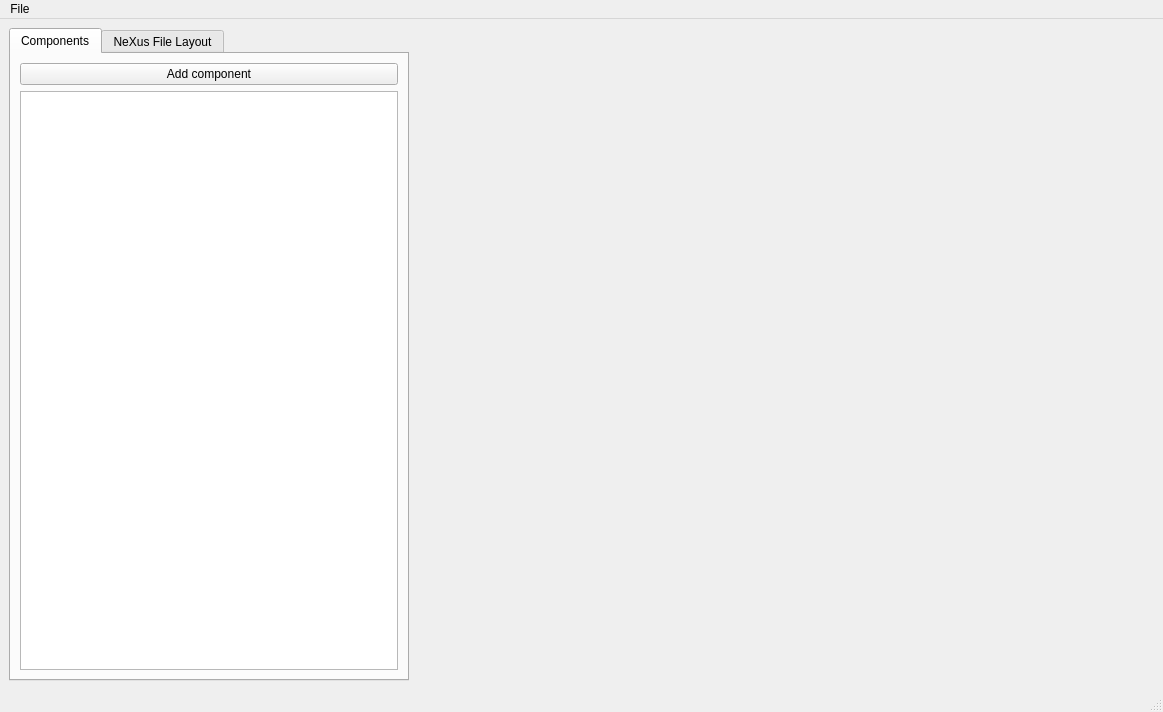
Above: ui/mainwindow.ui from ess-dmsc/nexus-constructor before the change. Below: the same form after it.
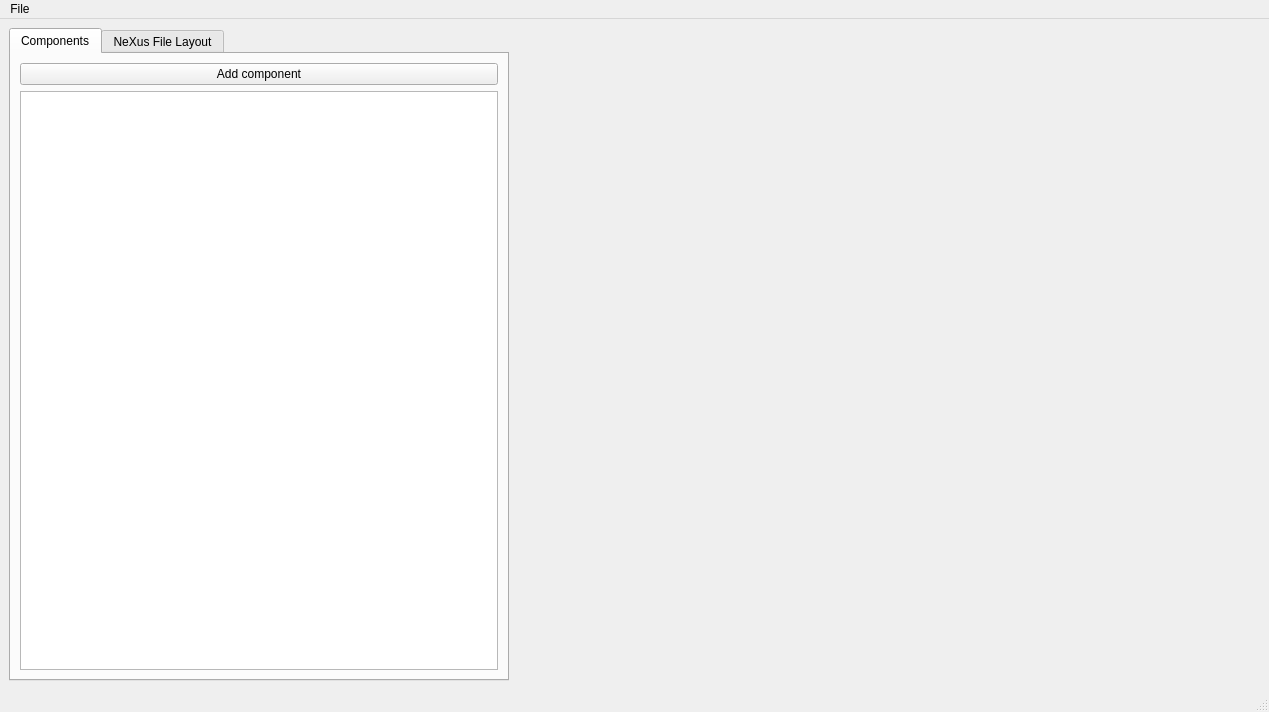
That is the form after the change.

Commit message: making tab pane smaller

What changed in the file:
```diff
--- a/ui/mainwindow.ui
+++ b/ui/mainwindow.ui
@@ -6,7 +6,7 @@
    <rect>
     <x>0</x>
     <y>0</y>
-    <width>1163</width>
+    <width>1263</width>
     <height>712</height>
    </rect>
   </property>
@@ -20,11 +20,11 @@
       <property name="sizeConstraint">
        <enum>QLayout::SetDefaultConstraint</enum>
       </property>
-      <item row="0" column="0" alignment="Qt::AlignLeft">
+      <item row="0" column="0">
        <widget class="QTabWidget" name="tabWidget">
         <property name="minimumSize">
          <size>
-          <width>400</width>
+          <width>500</width>
           <height>0</height>
          </size>
         </property>
@@ -64,17 +64,17 @@
         </widget>
        </widget>
       </item>
-      <item row="0" column="1">
+      <item row="0" column="1" colspan="2">
        <widget class="QWidget" name="sceneWidget" native="true">
         <property name="sizePolicy">
          <sizepolicy hsizetype="Expanding" vsizetype="Expanding">
-          <horstretch>0</horstretch>
+          <horstretch>1</horstretch>
           <verstretch>0</verstretch>
          </sizepolicy>
         </property>
         <property name="minimumSize">
          <size>
-          <width>500</width>
+          <width>745</width>
           <height>0</height>
          </size>
         </property>
@@ -89,7 +89,7 @@
     <rect>
      <x>0</x>
      <y>0</y>
-     <width>1163</width>
+     <width>1263</width>
      <height>19</height>
     </rect>
    </property>
```
The commit also changes 1 other file.
